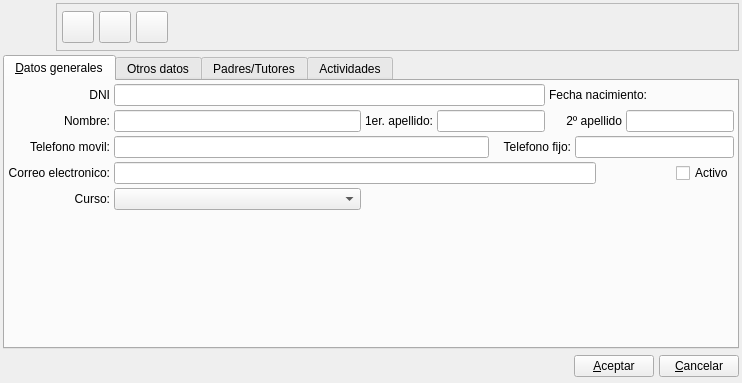
This is bulmages/bulmafact/plugins/pluginbf_alumno/alumnobase.ui in eboladev/Bulmages-1 as Qt 5 draws it before an edit. The edited form follows.
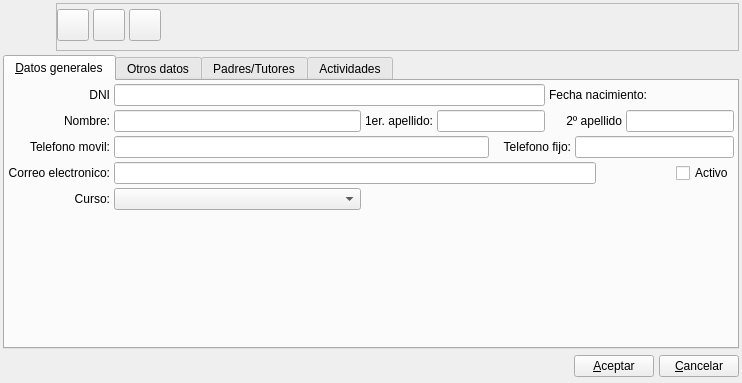
This is the edited form. Icons and pictures are not drawn. Custom widgets are drawn as their Qt base class.

Commit message: Arreglo un fallo en la ficha de alumno que no tenia el frame mui_plugbotones y no permitia que los plugins instalasen componentes en esta ficha

What changed in the file:
```diff
--- a/bulmages/bulmafact/plugins/pluginbf_alumno/alumnobase.ui
+++ b/bulmages/bulmafact/plugins/pluginbf_alumno/alumnobase.ui
@@ -66,12 +66,15 @@
        <property name="frameShadow">
         <enum>QFrame::Raised</enum>
        </property>
-       <layout class="QHBoxLayout">
-        <property name="spacing">
-         <number>5</number>
+       <layout class="QHBoxLayout" name="horizontalLayout">
+        <property name="leftMargin">
+         <number>0</number>
         </property>
-        <property name="margin">
-         <number>5</number>
+        <property name="topMargin">
+         <number>0</number>
+        </property>
+        <property name="rightMargin">
+         <number>0</number>
         </property>
         <item>
          <widget class="QToolButton" name="mui_guardar">
```
Left out of the diff: 5 changed lines with no effect on the pictures.
